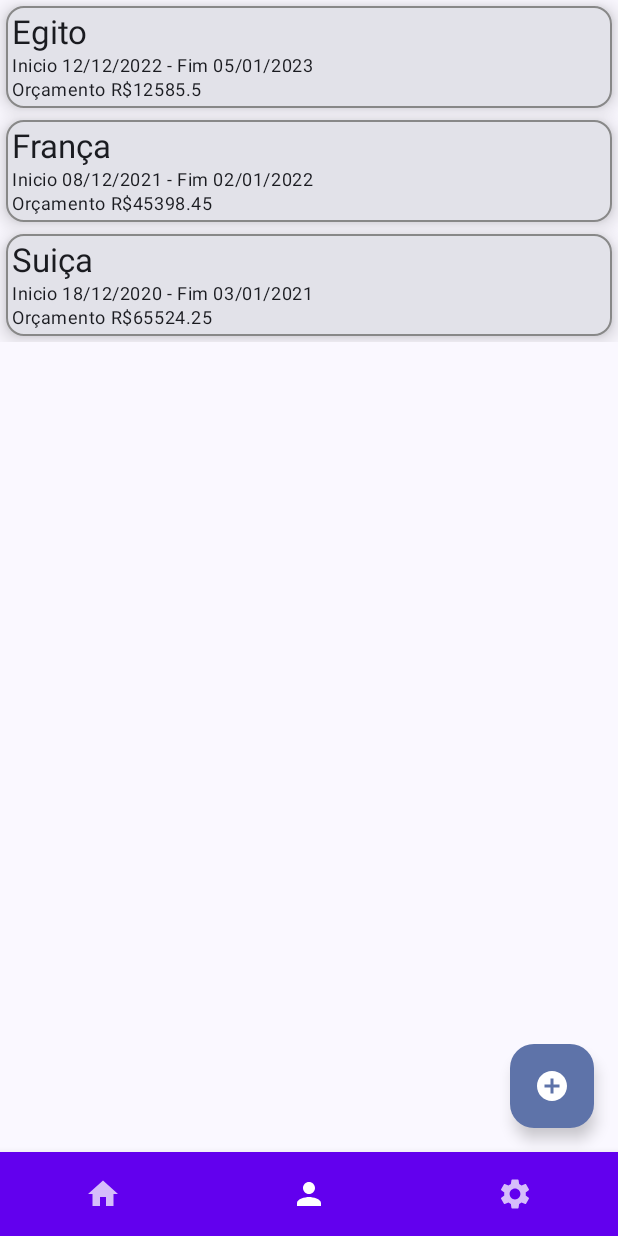
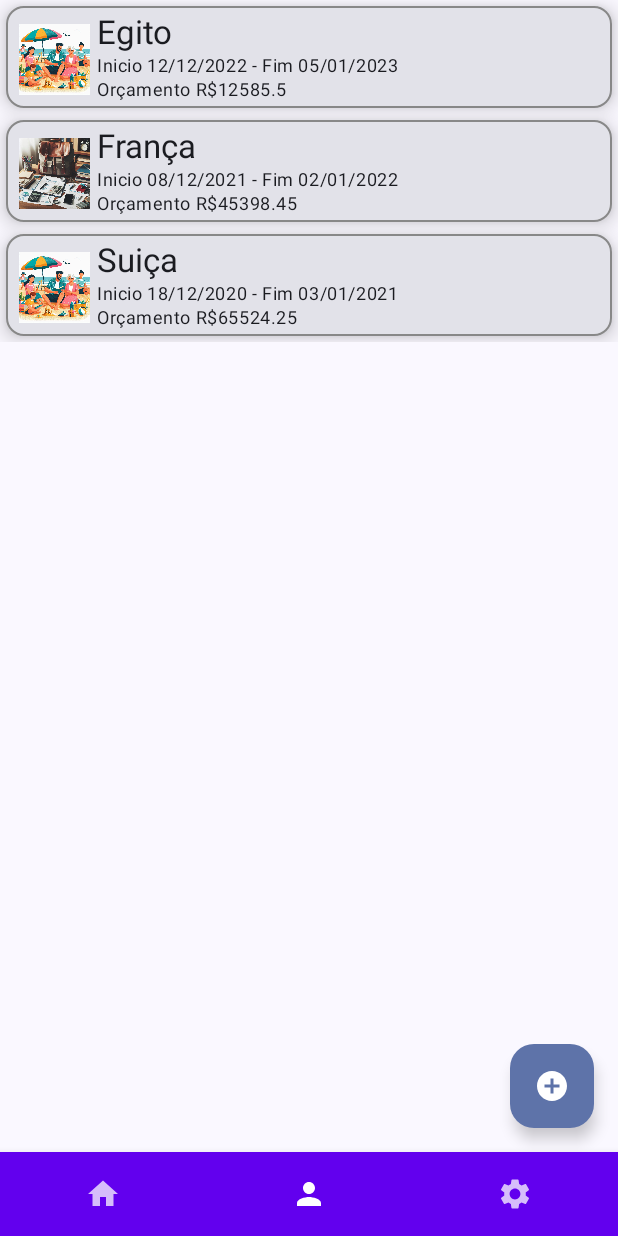
Before and after one commit to ArthurKJun/AppLoginBoaViagem, an Android app built with Jetpack Compose: the Menu screen opened through its navigation route, item 2 of the bottom bar chosen, on a phone screen of 412 x 824 dp. Run offline under Robolectric (Android 15) with nearby library versions, the phone set to English and light mode, and no system bars.

Commit message:
criado os cards com imagens e criado navegaçao do float button

```diff
--- a/app/src/main/java/com/senac/boasviagens/components/TopBarComponent.kt
+++ b/app/src/main/java/com/senac/boasviagens/components/TopBarComponent.kt
@@ -17,7 +17,7 @@ fun MyTopBar(){
     TopAppBar(
 
         navigationIcon = {
-            IconButton(onClick = { /*TODO*/ }) {
+            IconButton(onClick = {  }) {
                 Icon(
                     imageVector = Icons.Filled.ArrowBack,
                     contentDescription = null
--- a/app/src/main/java/com/senac/boasviagens/models/Destino.kt
+++ b/app/src/main/java/com/senac/boasviagens/models/Destino.kt
@@ -5,6 +5,7 @@ data class Destino (
     val destino: String = "",
     val inicio: String = "",
     val fim: String = "",
-    val valor: Double
+    val valor: Double,
+    val finalidade : String = ""
 ){//data = não preciso escrever os getters e setters
 }
--- a/app/src/main/java/com/senac/boasviagens/screens/Destinos.kt
+++ b/app/src/main/java/com/senac/boasviagens/screens/Destinos.kt
@@ -2,12 +2,13 @@ package com.senac.boasviagens.screens
 
 import android.widget.Toast
 import androidx.compose.foundation.BorderStroke
-import androidx.compose.foundation.ExperimentalFoundationApi
+import androidx.compose.foundation.Image
 import androidx.compose.foundation.clickable
 import androidx.compose.foundation.layout.Column
 import androidx.compose.foundation.layout.Row
 import androidx.compose.foundation.layout.fillMaxSize
 import androidx.compose.foundation.layout.padding
+import androidx.compose.foundation.layout.size
 import androidx.compose.foundation.lazy.LazyColumn
 import androidx.compose.foundation.lazy.items
 import androidx.compose.material.icons.Icons
@@ -23,46 +24,86 @@ import androidx.compose.runtime.Composable
 import androidx.compose.ui.Modifier
 import androidx.compose.ui.graphics.Color
 import androidx.compose.ui.platform.LocalContext
+import androidx.compose.ui.res.painterResource
+import androidx.compose.ui.tooling.preview.Preview
 import androidx.compose.ui.unit.dp
 import androidx.compose.ui.unit.sp
+import androidx.navigation.compose.NavHost
+import androidx.navigation.compose.composable
+import androidx.navigation.compose.rememberNavController
+import com.senac.boasviagens.R
 import com.senac.boasviagens.models.Destino
 
+fun dest(){
+
+}
 
 @Composable
-fun Destinos(){
+fun Destinos() {
 
     val list = listOf(
-        Destino(1, "Egito", "12/12/2022", "05/01/2023", 12585.50),
-        Destino(2, "França", "08/12/2021", "02/01/2022", 45398.45),
-        Destino(3, "Suiça", "18/12/2020", "03/01/2021", 65524.25)
+        Destino(1, "Egito", "12/12/2022", "05/01/2023", 12585.50, "lazer"),
+        Destino(2, "França", "08/12/2021", "02/01/2022", 45398.45, "trabalho"),
+        Destino(3, "Suiça", "18/12/2020", "03/01/2021", 65524.25, "lazer")
     )
+
+    val navController = rememberNavController()
+
     val ctx = LocalContext.current
-    Scaffold (
+    Scaffold(
         floatingActionButton = {
-            FloatingActionButton(onClick = {
-                Toast.makeText(ctx, "novo",
-                    Toast.LENGTH_SHORT).show()
+            FloatingActionButton(
+                onClick = {
+
+                    navController.navigate("viagem")
+
+//                    Toast.makeText(
+//                        ctx, "novo",
+//                        Toast.LENGTH_SHORT
+//                    ).show()
                 }) {
                 Icon(
-                    imageVector = Icons.Default.AddCircle ,
+                    imageVector = Icons.Default.AddCircle,
                     contentDescription = ""
                 )
             }
         }
-    ){
-        Column(modifier = Modifier.padding(it)) {
-            LazyColumn() {
+    ) {
+        Column(
+            modifier = Modifier
+                .padding(it)
+        ) {
+
+            NavHost(
+                navController = navController,
+                startDestination = "dest"
+            ) {
+                composable("viagem") {
+                    Viagens(
+                        onBack = {navController.navigateUp()}
+                    )
+                }
+
+                composable("dest") {
+                    dest()
+                }
+
+            }
+
+            LazyColumn {
                 items(items = list) {
                     DestinoCard(p = it)
                 }
             }
-        }
+
+
         }
     }
 
-@OptIn(ExperimentalFoundationApi::class)
+}
+
 @Composable
-fun DestinoCard(p: Destino){
+fun DestinoCard(p: Destino) {
     val ctx = LocalContext.current
     Card(elevation = CardDefaults.cardElevation(
         defaultElevation = 8.dp
@@ -74,18 +115,45 @@ fun DestinoCard(p: Destino){
             .clickable {
                 Toast
                     .makeText(
-                        ctx, "Produto: ${p.destino}",
+                        ctx, "Destino: ${p.destino}",
                         Toast.LENGTH_SHORT
                     )
                     .show()
             }
     ) {
         Column(modifier = Modifier.padding(4.dp)) {
+
+            Row {
+
+                if (p.finalidade == "lazer") {
+                    Image(
+                        painter = painterResource(id = R.drawable.lazer),
+                        contentDescription = "",
+                        modifier = Modifier
+                            .size(55.dp)
+                            .weight(0.5f)
+                            .padding(top = 8.dp)
+                    )
+                } else {
+                    Image(
+                        painter = painterResource(id = R.drawable.trabalho),
+                        contentDescription = "",
+                        modifier = Modifier
+                            .size(55.dp)
+                            .weight(0.5f)
+                            .padding(top = 8.dp)
+                    )
+                }
+
+                Column(
+                    modifier = Modifier
+                        .weight(3f)
+                ) {
                     Row {
                         Text(
                             text = p.destino,
                             style = MaterialTheme.typography.titleLarge,
-                    fontSize = 22.sp,
+                            fontSize = 22.sp
                         )
                     }
 
@@ -99,9 +167,21 @@ fun DestinoCard(p: Destino){
                     Row {
                         Text(
                             text = "Orçamento R$${p.valor}",
-                    style = MaterialTheme.typography.bodySmall)
+                            style = MaterialTheme.typography.bodySmall
+                        )
                     }
+                }
+
+
+            }
+
 
         }
     }
 }
+
+@Preview(showBackground = true)
+@Composable
+fun PreviewDestinos() {
+    Destinos()
+}
--- a/app/src/main/java/com/senac/boasviagens/screens/Menu.kt
+++ b/app/src/main/java/com/senac/boasviagens/screens/Menu.kt
@@ -38,8 +38,6 @@ fun Home() {
 fun Menu(onBack: () ->Unit){
 
     val navController = rememberNavController()
-
-
 
 Scaffold (
     bottomBar = {
--- a/app/src/main/java/com/senac/boasviagens/screens/Viagens.kt
+++ b/app/src/main/java/com/senac/boasviagens/screens/Viagens.kt
@@ -22,6 +22,9 @@ import androidx.compose.ui.focus.onFocusChanged
 import androidx.compose.ui.text.style.TextAlign
 import androidx.compose.ui.unit.dp
 import androidx.compose.ui.unit.sp
+import androidx.navigation.compose.NavHost
+import androidx.navigation.compose.composable
+import androidx.navigation.compose.rememberNavController
 import com.senac.boasviagens.components.MyTopBar
 import java.text.SimpleDateFormat
 import java.util.Date
@@ -30,7 +33,7 @@ import java.util.TimeZone
 
 @OptIn(ExperimentalMaterial3Api::class)
 @Composable
-fun Viagens() {
+fun Viagens(onBack: ()->Unit) {
     Scaffold(
         topBar = {
             MyTopBar()
@@ -55,11 +58,14 @@ fun Viagens() {
 
         val datePickerStateFinal = rememberDatePickerState()
 
+        val navController = rememberNavController()
+
         Column(
             modifier = Modifier
                 .padding(it)
                 .padding(16.dp)
         ) {
+
             Row(
                 verticalAlignment = Alignment.CenterVertically
             ) {
@@ -257,7 +263,7 @@ fun Viagens() {
                 verticalAlignment = Alignment.CenterVertically
             ){
                 Button(
-                    onClick = {  },
+                    onClick = { onBack() },
                     modifier = Modifier
                         .padding(top = 35.dp)
                         .weight(2f)
```
Also changed, not shown: app/src/main/res/drawable/lazer.jpeg (added), app/src/main/res/drawable/trabalho.jpeg (added). Lines whose indentation alone changed are shown as unchanged.
